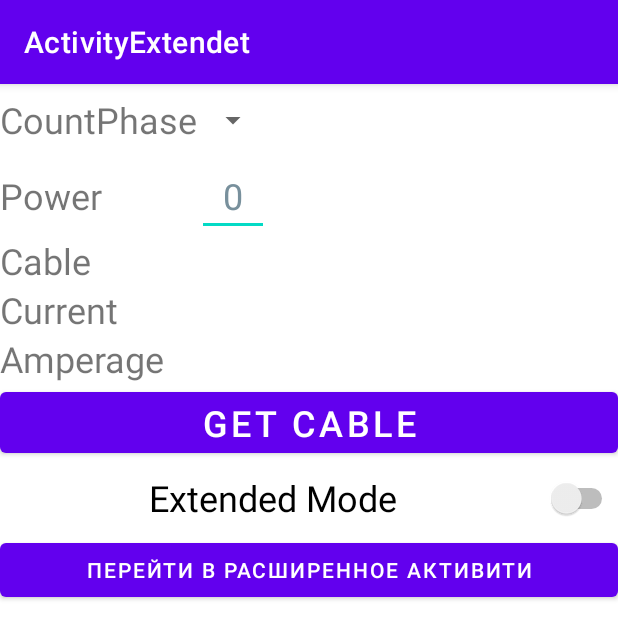
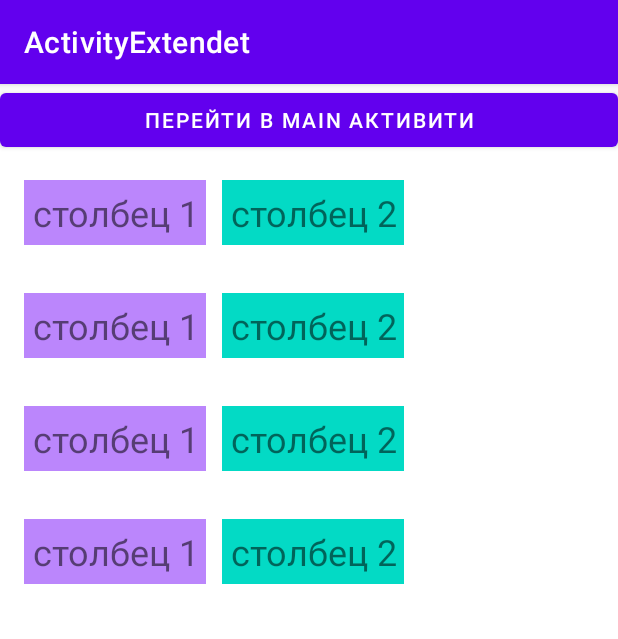
Before and after one commit to Vladnwx/AMPkt, an Android app: the ActivityExtended screen opened directly, with no data from a screen before it, on a phone screen of 412 x 824 dp. Shown: the top 639 px of the screen. Run offline under Robolectric (Android 15) with nearby library versions, the phone set to English and light mode, and no system bars.

Commit message:
Добавил recyclerview

```diff
--- a/app/build.gradle
+++ b/app/build.gradle
@@ -3,6 +3,8 @@ plugins {
     id 'org.jetbrains.kotlin.android'
     id 'kotlin-android'
     id 'kotlin-kapt'
+    id 'kotlin-parcelize'
+
 }
 
 android {
--- a/app/src/main/java/com/amp/RecyclerView/ActivityExtended.kt
+++ b/app/src/main/java/com/amp/RecyclerView/ActivityExtended.kt
@@ -1,29 +1,66 @@
 package com.amp.RecyclerView
 
 import android.content.Intent
-import androidx.appcompat.app.AppCompatActivity
 import android.os.Bundle
 import android.widget.Button
+import androidx.appcompat.app.AppCompatActivity
+import androidx.recyclerview.widget.RecyclerView
 import com.amp.MainActivity
 import com.amp.R
-import com.amp.databinding.ActivityMainBinding
+import com.amp.databinding.ActivityExtendedBinding
 
 class ActivityExtended : AppCompatActivity() {
 
-    lateinit var binding: ActivityMainBinding
+    lateinit var binding: ActivityExtendedBinding
+
+    lateinit var adapter : TableRowAdapter
+
+    lateinit var recyclerView : RecyclerView
 
 
     override fun onCreate(savedInstanceState: Bundle?) {
         super.onCreate(savedInstanceState)
-        binding = ActivityMainBinding.inflate(layoutInflater)
+        binding = ActivityExtendedBinding.inflate(layoutInflater)
 
         setContentView(binding.root)
+
+        recyclerView = binding.recyclerViewActivityExtended
+        adapter = TableRowAdapter()
+        recyclerView.adapter = adapter
+        adapter.setList(rowAdd())
+
+
 
         val buttonActivityMain =  findViewById<Button>(R.id.ButtonActivityMain)
 
         buttonActivityMain.setOnClickListener {
             val intent = Intent(this, MainActivity::class.java)
             startActivity(intent)
+
+
         }
     }
+
+    fun rowAdd () : ArrayList<TableRowModel>{
+
+        val listRow = ArrayList<TableRowModel> ()
+
+        var row1 = TableRowModel("столбец 1", "столбец 2")
+
+        var row2 = TableRowModel("столбец 1", "столбец 2")
+
+        var row3 = TableRowModel("столбец 1", "столбец 2")
+
+        var row4 = TableRowModel("столбец 1", "столбец 2")
+
+        listRow.add(row1)
+        listRow.add(row2)
+        listRow.add(row3)
+        listRow.add(row4)
+
+        return listRow
+    }
+
+
+
 }
--- a/app/src/main/java/com/amp/RecyclerView/TableRowAdapter.kt
+++ b/app/src/main/java/com/amp/RecyclerView/TableRowAdapter.kt
@@ -3,12 +3,15 @@ package com.amp.RecyclerView
 import android.view.LayoutInflater
 import android.view.View
 import android.view.ViewGroup
+import android.widget.TextView
 import androidx.recyclerview.widget.RecyclerView
 import com.amp.R
+
 
 class TableRowAdapter: RecyclerView.Adapter<TableRowAdapter.TableRowViewHolder> (){
 
     private var tableRowList = emptyList<TableRowModel>()
+
 
     class TableRowViewHolder(itemView: View) : RecyclerView.ViewHolder(itemView) {
 
@@ -20,12 +23,19 @@ class TableRowAdapter: RecyclerView.Adapter<TableRowAdapter.TableRowViewHolder>
     }
 
     override fun onBindViewHolder(holder: TableRowViewHolder, position: Int) {
-        TODO("Not yet implemented")
+        holder.itemView.findViewById<TextView>(R.id.textViewRow).text = tableRowList[position].title
+        holder.itemView.findViewById<TextView>(R.id.textViewRowValue).text = tableRowList[position].titleValue
+
     }
 
     override fun getItemCount(): Int {
         return tableRowList.size
     }
 
+     fun setList(list: List<TableRowModel>) {
+        tableRowList = list
+    }
+
+
 
 }
--- a/app/src/main/java/com/amp/data/AppListAdapter.kt
+++ b/app/src/main/java/com/amp/data/AppListAdapter.kt
@@ -25,7 +25,7 @@ class AppListAdapter : ListAdapter<TypeOfEnvironment, AppListAdapter.AppViewHold
 
 
     class AppViewHolder(itemView: View) : RecyclerView.ViewHolder(itemView) {
-        private val typeOfEnvironmentItemView: TextView = itemView.findViewById(R.id.textView)
+        private val typeOfEnvironmentItemView: TextView = itemView.findViewById(R.id.textViewRow)
 
         fun bind(text: String?) {
             typeOfEnvironmentItemView.text = text
--- a/app/src/main/res/layout/recyclerview_item.xml
+++ b/app/src/main/res/layout/recyclerview_item.xml
@@ -5,11 +5,10 @@
     android:layout_height="wrap_content"
     android:padding="5sp"
     android:layout_margin="5sp"
-
-    >
+      >
 
     <TextView
-        android:id="@+id/textView"
+        android:id="@+id/textViewRow"
         android:layout_width="wrap_content"
         android:layout_height="wrap_content"
         android:padding="5sp"
@@ -23,7 +22,7 @@
         />
 
     <TextView
-        android:id="@+id/textViewValue"
+        android:id="@+id/textViewRowValue"
         android:layout_width="wrap_content"
         android:layout_height="wrap_content"
         android:padding="5sp"
```
Also changed, not shown: 1 other file.
